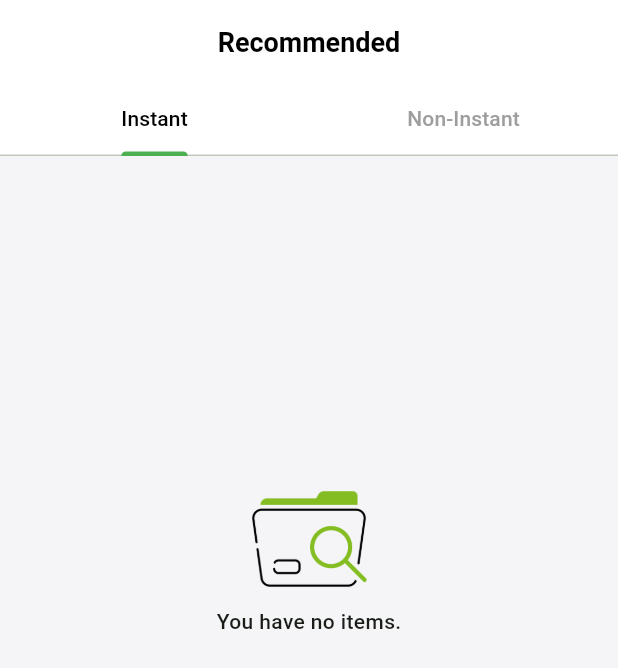
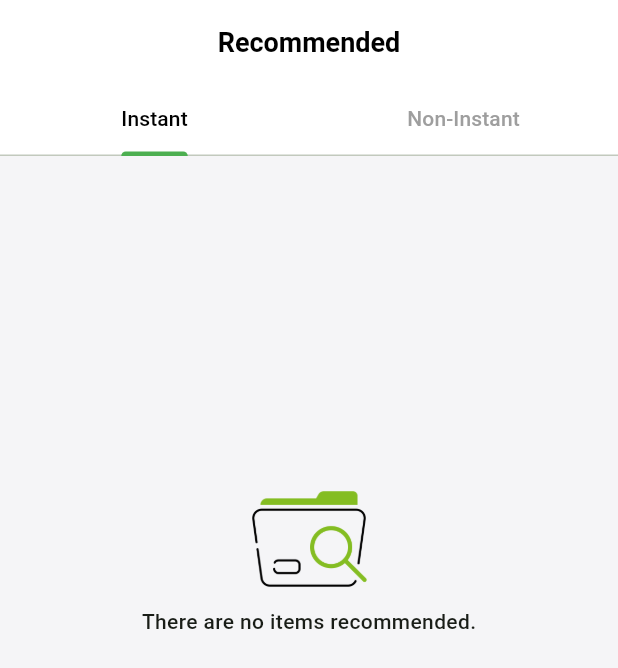
Before and after one commit to hubertit/freshmeals, a Flutter app: the RecommendedScreen screen opened directly, on a phone screen of 412 x 824 dp. Shown: the top 668 px of the screen. Run offline on Flutter 3.47's test engine with Material 3 defaults, Android fonts, the phone set to English and light mode, and no system bars; our stand-ins replace country_picker, dio, easy_localization, email_validator, fl_chart, flutter_local_notifications and 11 more; missing offline and left inert: flutter_facebook_auth, geekyants_flutter_gauges, google_maps_webservice; accounts and stored records are empty.

Commit message:
Typos collection

```diff
--- a/lib/views/homepage/account_info.dart
+++ b/lib/views/homepage/account_info.dart
@@ -180,7 +180,7 @@ class _AccountInfoScreenState extends ConsumerState<AccountInfoScreen> {
                       // _buildAccountItem("Activity Level", activityLevelController),
                       // const SizedBox(height: 10),
                       const Text(
-                        "Health Goal",
+                        "Dietary goals",
                         style: TextStyle(
                           fontSize: 16,
                           fontWeight: FontWeight.bold,
--- a/lib/views/homepage/recomended_screen.dart
+++ b/lib/views/homepage/recomended_screen.dart
@@ -96,7 +96,7 @@ class _RecommendedScreenState extends ConsumerState<RecommendedScreen>
           ? const Column(
               children: [
                 SizedBox(height: 200),
-                CustomEmptyWidget(message: "You have no items.")
+                CustomEmptyWidget(message: "There are no items recommended.")
               ],
             )
           : SingleChildScrollView(
```
